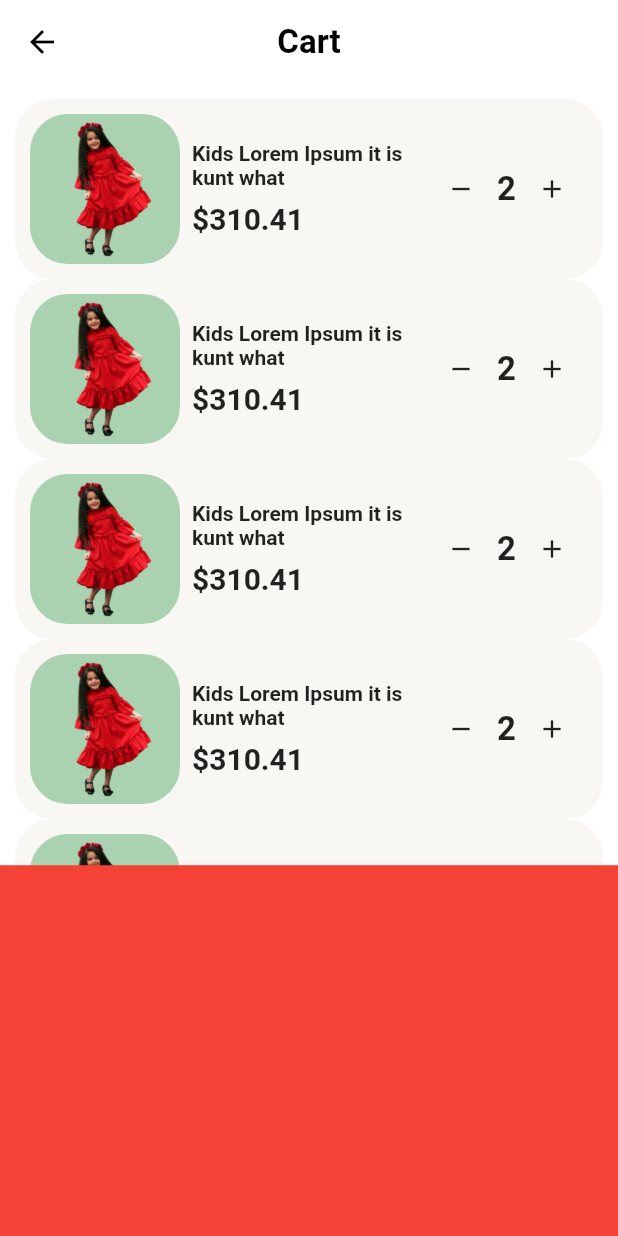
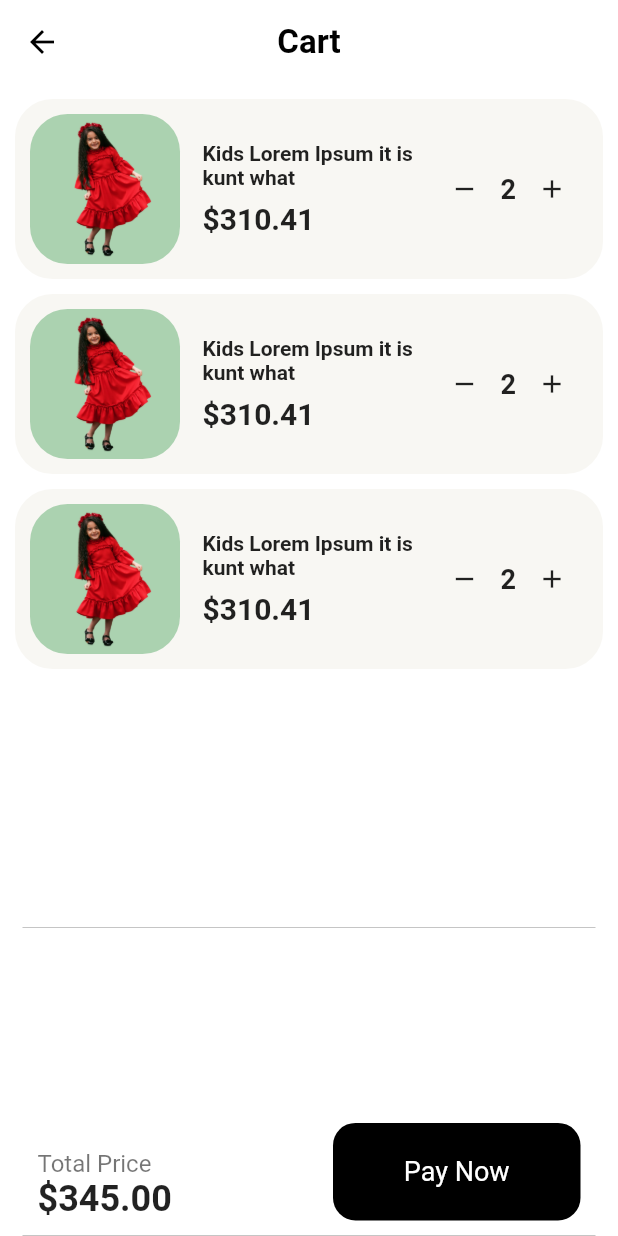
Before and after one commit to antonio-pedro99/awesome_clothes_shop, a Flutter app: the screen it shows after launch, after a tap on the "shopping bag" icon, on a phone screen of 412 x 824 dp. Run offline on Flutter 3.47's test engine with Material 2 defaults, Android fonts, the phone set to English and light mode, and no system bars; our stand-ins replace google_fonts; Roboto replaces fonts that are missing (Tajawal).

Commit message:
cart page implemented

```diff
--- a/lib/components/product_cart_tile.dart
+++ b/lib/components/product_cart_tile.dart
@@ -10,6 +10,7 @@ class ProductInCartTile extends StatelessWidget {
     var size = MediaQuery.of(context).size;
     return Container(
       padding: const EdgeInsets.all(10),
+      margin: const EdgeInsets.only(bottom: 10),
       width: size.width,
       decoration: BoxDecoration(
           color: const Color.fromRGBO(248, 247, 243, 1),
@@ -19,7 +20,7 @@ class ProductInCartTile extends StatelessWidget {
         mainAxisAlignment: MainAxisAlignment.spaceEvenly,
         children: [
           _buildProductImage(product),
-          const SizedBox(width: 8),
+          const SizedBox(width: 15),
           Flexible(child: _buildProductDetails(product)),
           _buildQuantitySelector(product)
         ],
@@ -71,7 +72,7 @@ Widget _buildQuantitySelector(Product? product) {
       const Text(
         "2",
         textAlign: TextAlign.center,
-        style: TextStyle(fontWeight: FontWeight.w700, fontSize: 22),
+        style: TextStyle(fontWeight: FontWeight.w700, fontSize: 18),
       ),
       IconButton(onPressed: () {}, icon: const Icon(Icons.add, size: 20))
     ],
--- a/lib/views/cart.dart
+++ b/lib/views/cart.dart
@@ -3,6 +3,7 @@ import 'dart:math';
 import 'package:awesome_clother_shop/components/product_cart_tile.dart';
 import 'package:awesome_clother_shop/models/product.dart';
 import 'package:flutter/material.dart';
+import 'package:google_fonts/google_fonts.dart';
 
 class CartPage extends StatelessWidget {
   const CartPage({Key? key}) : super(key: key);
@@ -52,42 +53,73 @@ class CartPage extends StatelessWidget {
                         description:
                             "There are many variations of passages of Lorem Ipsum available, but the majority have suffered alteration in some form, by injected humour, or randomised words which don't look even slightly believable.",
                         imageUrl: "k1.png")),
-              ProductInCartTile(
-                  product: Product(
-                      productName: "Kids Lorem Ipsum it is kunt what",
-                      price: ((Random().nextDouble() * 1000) + 200.0)
-                          .toStringAsFixed(2),
-                      description:
-                          "There are many variations of passages of Lorem Ipsum available, but the majority have suffered alteration in some form, by injected humour, or randomised words which don't look even slightly believable.",
-                      imageUrl: "k1.png")),
-              ProductInCartTile(
-                  product: Product(
-                      productName: "Kids Lorem Ipsum it is kunt what",
-                      price: ((Random().nextDouble() * 1000) + 200.0)
-                          .toStringAsFixed(2),
-                      description:
-                          "There are many variations of passages of Lorem Ipsum available, but the majority have suffered alteration in some form, by injected humour, or randomised words which don't look even slightly believable.",
-                      imageUrl: "k1.png")),
-              ProductInCartTile(
-                  product: Product(
-                      productName: "Kids Lorem Ipsum it is kunt what",
-                      price: ((Random().nextDouble() * 1000) + 200.0)
-                          .toStringAsFixed(2),
-                      description:
-                          "There are many variations of passages of Lorem Ipsum available, but the majority have suffered alteration in some form, by injected humour, or randomised words which don't look even slightly believable.",
-                      imageUrl: "k1.png"))
               ],
             )),
         extendBody: true,
-      bottomNavigationBar: Stack(
+        bottomNavigationBar: _bottomNavigator(context, size));
+  }
+}
+
+Widget _bottomNavigator(BuildContext context, Size size) {
+  return Stack(
     children: [
       Positioned(
-              height: size.height * .30,
+          height: size.height * .25,
           width: size.width,
           bottom: 0,
-              child: Container(color: Colors.red))
+          child: Container(
+            padding: const EdgeInsets.all(10),
+            margin: const EdgeInsets.only(left: 15, right: 15),
+            decoration: const BoxDecoration(
+                color: Colors.white,
+                border: Border.symmetric(
+                    horizontal: BorderSide(color: Colors.grey, width: 0.4))),
+            child: Column(
+              mainAxisAlignment: MainAxisAlignment.end,
+              crossAxisAlignment: CrossAxisAlignment.start,
+              children: [
+                Row(
+                  mainAxisAlignment: MainAxisAlignment.spaceBetween,
+                  crossAxisAlignment: CrossAxisAlignment.end,
+                  children: [
+                    Column(
+                      mainAxisAlignment: MainAxisAlignment.start,
+                      crossAxisAlignment: CrossAxisAlignment.start,
+                      children: [
+                        Text("Total Price",
+                            textAlign: TextAlign.center,
+                            style: GoogleFonts.tajawal(
+                                color: Colors.black54,
+                                fontSize: 16,
+                                fontWeight: FontWeight.w400)),
+                        const Text(
+                          "\$345.00",
+                          style: TextStyle(
+                              fontWeight: FontWeight.bold, fontSize: 24),
+                        ),
                       ],
                     ),
+                    buttonBuy()
+                  ],
+                )
+              ],
+            ),
+          ))
+    ],
   );
 }
+
+Widget buttonBuy() {
+  return Container(
+      height: 65,
+      width: 165,
+      decoration: BoxDecoration(
+          color: Colors.black, borderRadius: BorderRadius.circular(15)),
+      child: Center(
+          child: Text("Pay Now",
+              textAlign: TextAlign.center,
+              style: GoogleFonts.tajawal(
+                  color: Colors.white,
+                  fontSize: 18,
+                  fontWeight: FontWeight.w400))));
 }
--- a/lib/views/product_details.dart
+++ b/lib/views/product_details.dart
@@ -223,3 +223,7 @@ Widget bottom(Size size, Product product) {
     ),
   );
 }
+
+Widget _bottomNavigationBar() {
+  return Container();
+}
```
Lines whose indentation alone changed are shown as unchanged.
